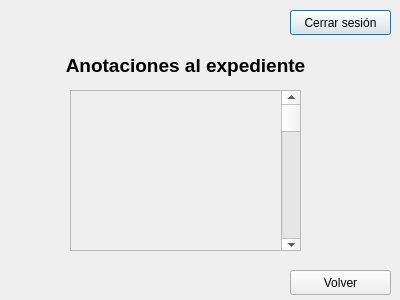
The window that Interfaz/consult_record.ui (Los-Pollitos/PI-Redes-Sistemas-Operativos) describes before a commit, drawn with Qt 5.
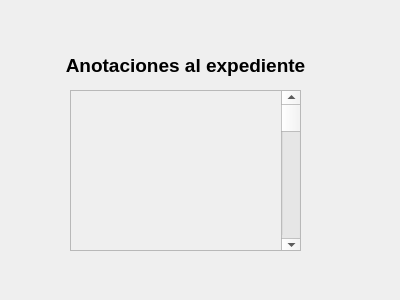
The same window after the commit.

Commit message: se eliminaron los botones inecesarios

Diff of the .ui file:
```diff
--- a/Interfaz/consult_record.ui
+++ b/Interfaz/consult_record.ui
@@ -35,32 +35,6 @@
     <set>Qt::AlignCenter</set>
    </property>
   </widget>
-  <widget class="QPushButton" name="close_session">
-   <property name="geometry">
-    <rect>
-     <x>290</x>
-     <y>10</y>
-     <width>101</width>
-     <height>25</height>
-    </rect>
-   </property>
-   <property name="text">
-    <string>Cerrar sesión</string>
-   </property>
-  </widget>
-  <widget class="QPushButton" name="return_2">
-   <property name="geometry">
-    <rect>
-     <x>290</x>
-     <y>270</y>
-     <width>101</width>
-     <height>25</height>
-    </rect>
-   </property>
-   <property name="text">
-    <string>Volver</string>
-   </property>
-  </widget>
   <widget class="QScrollArea" name="scrollArea">
    <property name="geometry">
     <rect>
```
